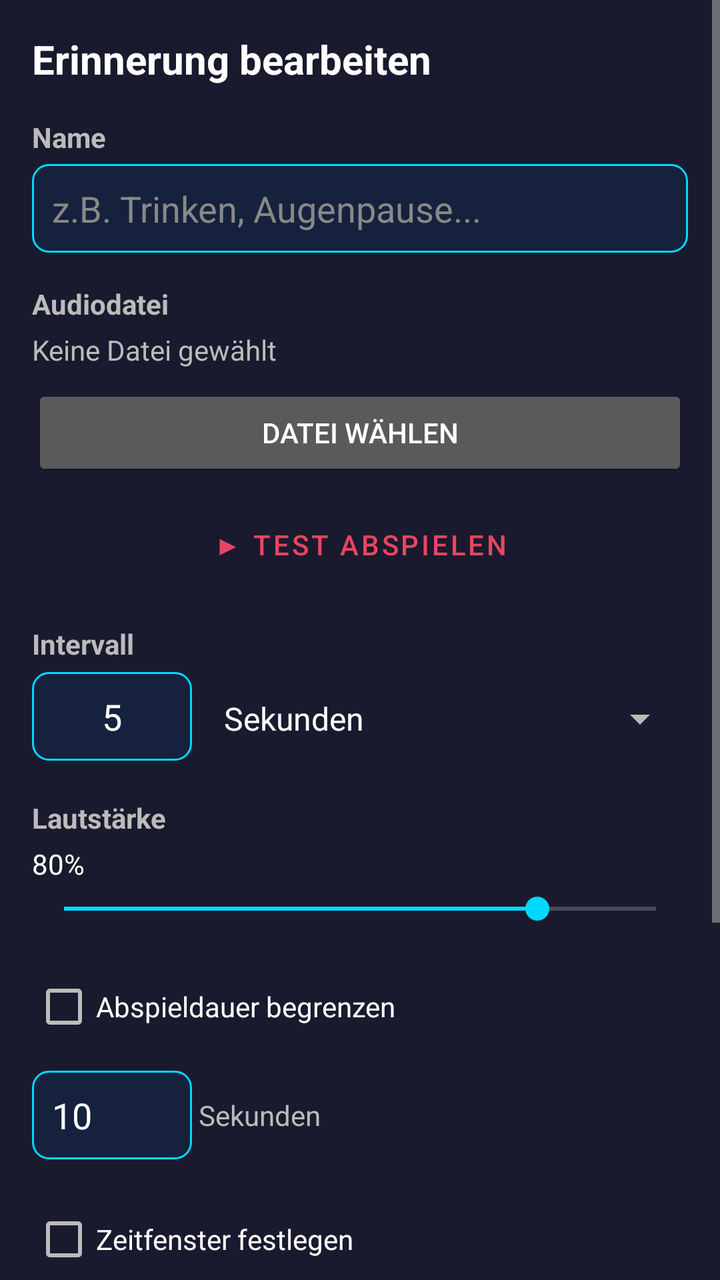
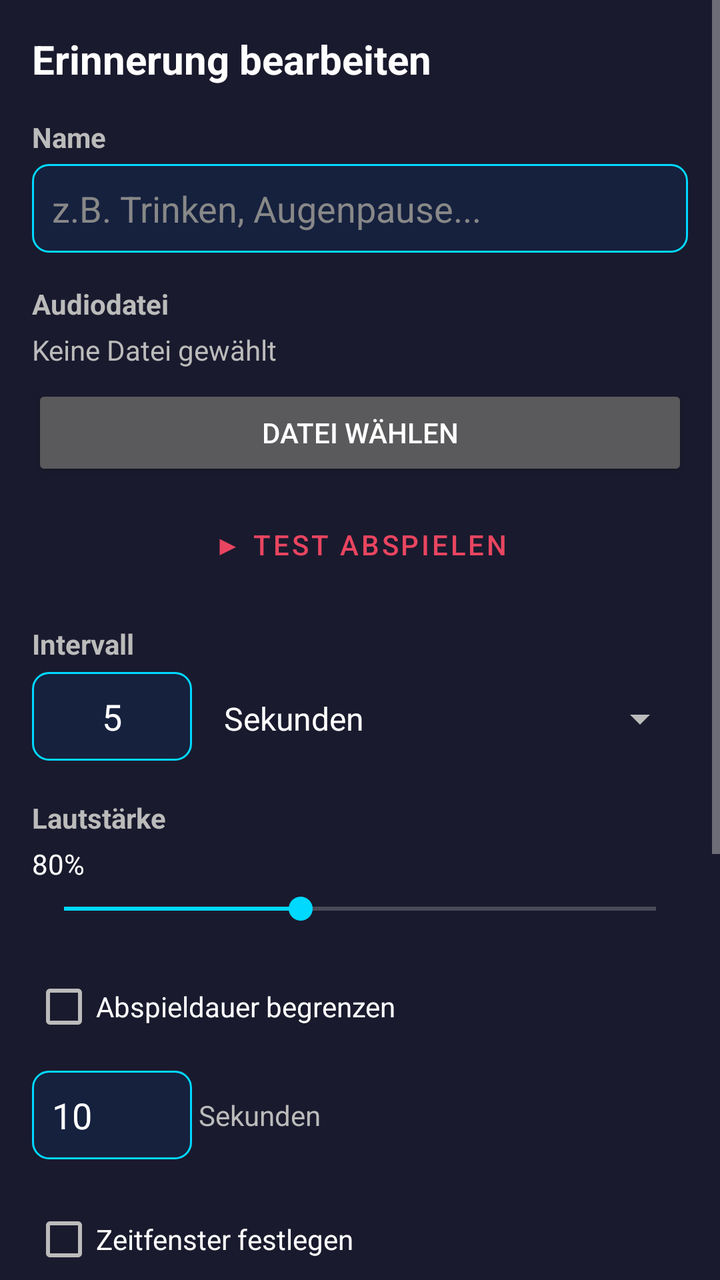

The first picture is an Android layout as it rendered before a commit; the second is the same layout after the commit. The layout source and the unified diff follow.
<!-- AndroidManifest.xml: application theme Theme.IntervalAlarm -->
<!-- res/layout/activity_edit_reminder.xml -->
<?xml version="1.0" encoding="utf-8"?>
<ScrollView xmlns:android="http://schemas.android.com/apk/res/android"
    xmlns:app="http://schemas.android.com/apk/res-auto"
    android:layout_width="match_parent"
    android:layout_height="match_parent"
    android:fillViewport="true"
    android:background="@color/navy">

    <LinearLayout
        android:layout_width="match_parent"
        android:layout_height="wrap_content"
        android:orientation="vertical"
        android:padding="16dp">

        <TextView
            android:layout_width="match_parent"
            android:layout_height="wrap_content"
            android:text="Erinnerung bearbeiten"
            android:textSize="20sp"
            android:textStyle="bold"
            android:textColor="@color/white"
            android:layout_marginBottom="16dp" />

        
        <TextView
            android:layout_width="match_parent"
            android:layout_height="wrap_content"
            android:text="Name"
            android:textStyle="bold"
            android:textColor="@color/text_gray"
            android:layout_marginBottom="4dp" />
        <EditText
            android:id="@+id/etName"
            android:layout_width="match_parent"
            android:layout_height="wrap_content"
            android:background="@drawable/edit_text_background"
            android:padding="10dp"
            android:textColor="@color/white"
            android:textColorHint="@color/text_gray_dark"
            android:hint="z.B. Trinken, Augenpause..."
            android:inputType="text"
            android:layout_marginBottom="16dp" />

        
        <TextView
            android:layout_width="match_parent"
            android:layout_height="wrap_content"
            android:text="Audiodatei"
            android:textStyle="bold"
            android:textColor="@color/text_gray"
            android:layout_marginBottom="4dp" />
        <TextView
            android:id="@+id/tvSelectedFile"
            android:layout_width="match_parent"
            android:layout_height="wrap_content"
            android:text="Keine Datei gewählt"
            android:textColor="@color/text_gray"
            android:layout_marginBottom="8dp" />
        <Button
            android:id="@+id/btnSelectFile"
            android:layout_width="match_parent"
            android:layout_height="wrap_content"
            android:text="Datei wählen"
            android:layout_marginBottom="8dp" />

        
        <LinearLayout
            android:layout_width="match_parent"
            android:layout_height="wrap_content"
            android:orientation="horizontal"
            android:layout_marginBottom="16dp">
            <Button
                android:id="@+id/btnTestPlay"
                android:layout_width="0dp"
                android:layout_height="wrap_content"
                android:layout_weight="1"
                android:textSize="14sp"
                android:text="▶ Test abspielen"
                style="@style/Widget.MaterialComponents.Button.OutlinedButton" />
            <Button
                android:id="@+id/btnStopTest"
                android:layout_width="0dp"
                android:layout_height="wrap_content"
                android:layout_weight="1"
                android:layout_marginStart="8dp"
                android:textSize="14sp"
                android:text="⏹ Stopp"
                android:visibility="gone"
                style="@style/Widget.MaterialComponents.Button.OutlinedButton" />
        </LinearLayout>

        
        <TextView
            android:layout_width="match_parent"
            android:layout_height="wrap_content"
            android:text="Intervall"
            android:textStyle="bold"
            android:textColor="@color/text_gray"
            android:layout_marginBottom="4dp" />
        <LinearLayout
            android:layout_width="match_parent"
            android:layout_height="wrap_content"
            android:orientation="horizontal"
            android:layout_marginBottom="16dp">
            <EditText
                android:id="@+id/etIntervalValue"
                android:layout_width="80dp"
                android:layout_height="wrap_content"
                android:background="@drawable/edit_text_background"
                android:padding="10dp"
                android:textColor="@color/white"
                android:inputType="number"
                android:text="5"
                android:gravity="center" />
            <Spinner
                android:id="@+id/spinnerUnit"
                android:layout_width="0dp"
                android:layout_height="48dp"
                android:layout_marginStart="8dp"
                android:layout_weight="1"
                android:entries="@array/interval_units" />
        </LinearLayout>

        
        <TextView
            android:layout_width="match_parent"
            android:layout_height="wrap_content"
            android:text="Lautstärke"
            android:textStyle="bold"
            android:textColor="@color/text_gray"
            android:layout_marginBottom="4dp" />
        <TextView
            android:id="@+id/tvVolumePercent"
            android:layout_width="match_parent"
            android:layout_height="wrap_content"
            android:text="80%"
            android:textColor="@color/white"
            android:layout_marginBottom="4dp" />
        <SeekBar
            android:id="@+id/seekBarVolume"
            android:layout_width="match_parent"
            android:layout_height="wrap_content"
            android:max="100"
            android:progress="80"
            android:layout_marginBottom="16dp" />

        
        <CheckBox
            android:id="@+id/cbLimitDuration"
            android:layout_width="match_parent"
            android:layout_height="wrap_content"
            android:textColor="@color/white"
            android:text="Abspieldauer begrenzen" />
        <LinearLayout
            android:layout_width="match_parent"
            android:layout_height="wrap_content"
            android:orientation="horizontal"
            android:gravity="center_vertical"
            android:layout_marginTop="8dp"
            android:layout_marginBottom="16dp">
            <EditText
                android:id="@+id/etMaxSeconds"
                android:layout_width="80dp"
                android:layout_height="wrap_content"
                android:background="@drawable/edit_text_background"
                android:padding="10dp"
                android:textColor="@color/white"
                android:inputType="number"
                android:text="10"
                android:enabled="false" />
            <TextView
                android:layout_width="wrap_content"
                android:layout_height="wrap_content"
                android:text=" Sekunden"
                android:textColor="@color/text_gray"
                android:layout_gravity="center_vertical" />
        </LinearLayout>

        
        <CheckBox
            android:id="@+id/cbTimeWindow"
            android:layout_width="match_parent"
            android:layout_height="wrap_content"
            android:textColor="@color/white"
            android:text="Zeitfenster festlegen" />
        <LinearLayout
            android:id="@+id/layoutTimeWindow"
            android:layout_width="match_parent"
            android:layout_height="wrap_content"
            android:orientation="horizontal"
            android:gravity="center_vertical"
            android:visibility="gone"
            android:layout_marginTop="8dp"
            android:layout_marginBottom="16dp">
            <Button
                android:id="@+id/btnStartTime"
                android:layout_width="wrap_content"
                android:layout_height="wrap_content"
                android:text="08:00" />
            <TextView
                android:layout_width="wrap_content"
                android:layout_height="wrap_content"
                android:text="  bis  "
                android:textColor="@color/text_gray"
                android:layout_gravity="center_vertical" />
            <Button
                android:id="@+id/btnEndTime"
                android:layout_width="wrap_content"
                android:layout_height="wrap_content"
                android:text="22:00" />
        </LinearLayout>

        
        <CheckBox
            android:id="@+id/cbCustomNotification"
            android:layout_width="match_parent"
            android:layout_height="wrap_content"
            android:textColor="@color/white"
            android:text="Eigener Text bei Alarm" />
        <EditText
            android:id="@+id/etNotificationText"
            android:layout_width="match_parent"
            android:layout_height="wrap_content"
            android:background="@drawable/edit_text_background"
            android:padding="10dp"
            android:textColor="@color/white"
            android:textColorHint="@color/text_gray_dark"
            android:hint="Zeit für eine Pause! ⏰"
            android:enabled="false"
            android:layout_marginTop="8dp"
            android:layout_marginBottom="24dp" />

        
        <Button
            android:id="@+id/btnSave"
            android:layout_width="match_parent"
            android:layout_height="wrap_content"
            android:text="Speichern"
            android:layout_marginBottom="8dp" />

        
        <Button
            android:id="@+id/btnCancel"
            android:layout_width="match_parent"
            android:layout_height="wrap_content"
            android:text="Abbrechen"
            android:textSize="16sp"
            style="@style/Widget.MaterialComponents.Button.OutlinedButton" />

    </LinearLayout>
</ScrollView>
<!-- resources referenced by this layout -->
<resources>
  <string-array name="interval_units">
          <item>Sekunden</item>
          <item>Minuten</item>
          <item>Stunden</item>
      </string-array>
  <color name="navy">#1A1A2E</color>
  <color name="text_gray">#BBBBBB</color>
  <color name="text_gray_dark">#888888</color>
  <color name="white">#FFFFFF</color>
  <!-- drawable edit_text_background (drawable) -->
  <?xml version="1.0" encoding="utf-8"?>
  <shape xmlns:android="http://schemas.android.com/apk/res/android"
      android:shape="rectangle">
      <solid android:color="@color/navy_card" />
      <stroke
          android:width="1dp"
          android:color="@color/cyan" />
      <corners android:radius="8dp" />
  </shape>
  <style name="Theme.IntervalAlarm" parent="Theme.MaterialComponents.NoActionBar">
          <item name="colorPrimary">@color/pink_red</item>
          <item name="colorPrimaryVariant">@color/pink_red_dark</item>
          <item name="colorOnPrimary">@color/white</item>
          <item name="colorSecondary">@color/cyan</item>
          <item name="colorOnSecondary">@color/navy_dark</item>
  
          
          <item name="colorSurface">@color/navy</item>
          <item name="colorOnSurface">@color/white</item>
          <item name="android:colorBackground">@color/navy</item>
  
          
          <item name="android:textColorPrimary">@color/white</item>
          <item name="android:textColorSecondary">@color/text_gray</item>
          <item name="android:textColorHint">@color/text_gray_dark</item>
          <item name="android:editTextColor">@color/white</item>
  
          <item name="android:statusBarColor">@color/navy_dark</item>
          <item name="android:navigationBarColor">@color/navy_dark</item>
          <item name="android:windowBackground">@color/navy</item>
      </style>
  <color name="navy_card">#16213E</color>
  <color name="cyan">#00D9FF</color>
  <color name="pink_red">#E94560</color>
  <color name="pink_red_dark">#C62828</color>
  <color name="navy_dark">#0F0F23</color>
</resources>

<!-- the commit's change to res/layout/activity_edit_reminder.xml (unified diff, before → after) -->
@@ -136,11 +136,12 @@
             android:text="80%"
             android:textColor="@color/white"
             android:layout_marginBottom="4dp" />
+        
         <SeekBar
             android:id="@+id/seekBarVolume"
             android:layout_width="match_parent"
             android:layout_height="wrap_content"
-            android:max="100"
+            android:max="200"
             android:progress="80"
             android:layout_marginBottom="16dp" />
 
@@ -211,11 +212,26 @@
         </LinearLayout>
 
         
+        <TextView
+            android:layout_width="match_parent"
+            android:layout_height="wrap_content"
+            android:text="Benachrichtigung"
+            android:textStyle="bold"
+            android:textColor="@color/text_gray"
+            android:layout_marginBottom="4dp" />
+        <CheckBox
+            android:id="@+id/cbShowNotification"
+            android:layout_width="match_parent"
+            android:layout_height="wrap_content"
+            android:textColor="@color/white"
+            android:checked="true"
+            android:text="Benachrichtigung bei Alarm anzeigen" />
         <CheckBox
             android:id="@+id/cbCustomNotification"
             android:layout_width="match_parent"
             android:layout_height="wrap_content"
             android:textColor="@color/white"
+            android:layout_marginStart="24dp"
             android:text="Eigener Text bei Alarm" />
         <EditText
             android:id="@+id/etNotificationText"
@@ -227,6 +243,7 @@
             android:textColorHint="@color/text_gray_dark"
             android:hint="Zeit für eine Pause! ⏰"
             android:enabled="false"
+            android:layout_marginStart="24dp"
             android:layout_marginTop="8dp"
             android:layout_marginBottom="24dp" />
 
@@ -238,7 +255,6 @@
             android:text="Speichern"
             android:layout_marginBottom="8dp" />
 
-        
         <Button
             android:id="@+id/btnCancel"
             android:layout_width="match_parent"
